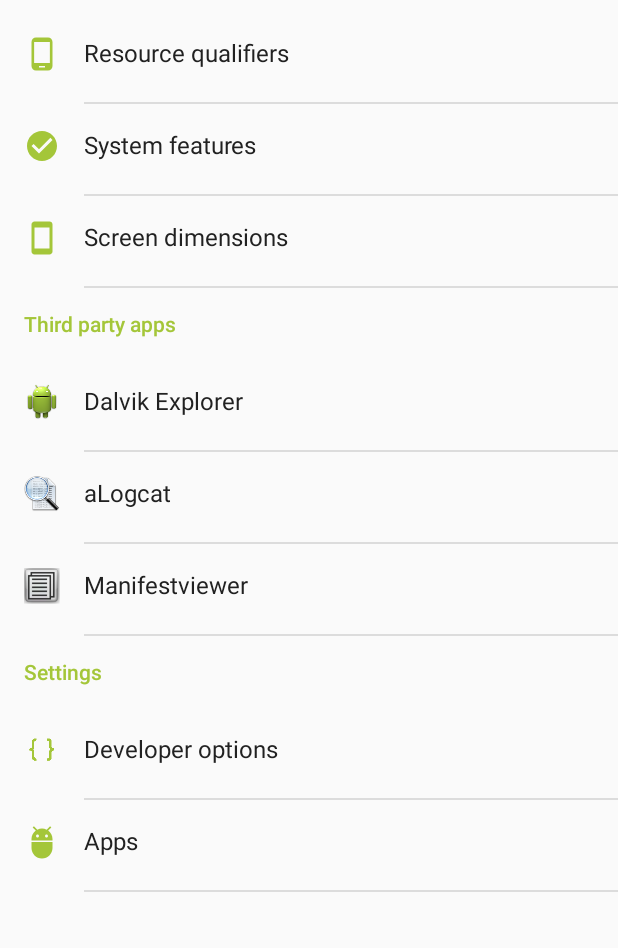
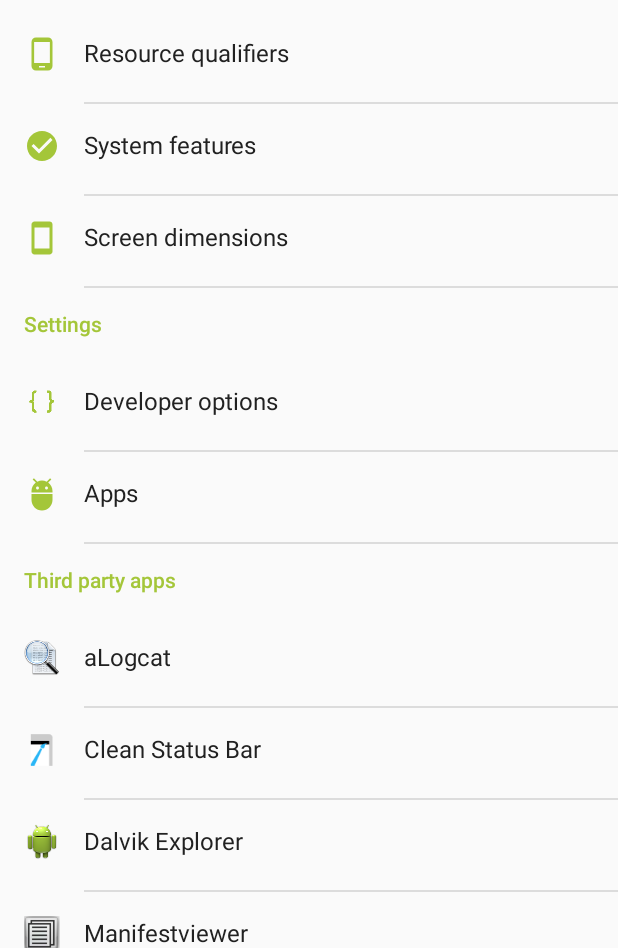
Before and after one commit to roys/java-android-developertools, an Android app: the screen it shows after launch (MainActivity), on a phone screen of 412 x 824 dp, the part 288-1236 px from its top. Run offline under Robolectric (Android 15) with nearby library versions, the phone set to English and light mode, and no system bars.

Commit message:
Version 2.0.8  + Added link to Clean Status Bar (min. API level 15/version 4.0.3). Getting ready for release.

```diff
--- a/app/src/main/java/com/roysolberg/android/developertools/ui/activity/MainActivity.java
+++ b/app/src/main/java/com/roysolberg/android/developertools/ui/activity/MainActivity.java
@@ -37,6 +37,7 @@ import com.roysolberg.android.developertools.util.Utils;
 // TODO: Link to ADB Wireless?
 // TODO: Link to https://android.googlesource.com/platform/packages/apps/Settings/+/android-6.0.1_r68/AndroidManifest.xml#1082 ?
 // TODO: Add link to new AppOps (https://android.googlesource.com/platform/packages/apps/Settings/+/android-6.0.1_r68/AndroidManifest.xml#1214 / PRIVACY_SETTINGS)
+// TODO: Move app links from layout to some config xml
 public class MainActivity extends AppCompatActivity {
 
     private static final String TAG = MainActivity.class.getSimpleName();
@@ -96,6 +97,10 @@ public class MainActivity extends AppCompatActivity {
         if (sdkVersion >= 18 && sdkVersion <= 19) { // Android 4.3-4.4
             findViewById(R.id.textView_settings_permissions).setVisibility(View.VISIBLE);
             findViewById(R.id.include_list_divider).setVisibility(View.VISIBLE);
+        }
+        if (sdkVersion < 15) {
+            findViewById(R.id.textView_app_cleanStatusBar).setVisibility(View.GONE);
+            findViewById(R.id.include_list_divider_clean_status_bar).setVisibility(View.GONE);
         }
     }
 
@@ -184,6 +189,9 @@ public class MainActivity extends AppCompatActivity {
             case R.id.textView_app_manifestviewer:
                 startApp(R.string.package_name_manifestviewer);
                 break;
+            case R.id.textView_app_cleanStatusBar:
+                startApp(R.string.package_name_clean_status_bar);
+                break;
             case R.id.textView_settings_development:
                 startDevelopmentSettingsActivity();
                 break;
@@ -227,6 +235,10 @@ public class MainActivity extends AppCompatActivity {
             case R.string.package_name_manifestviewer:
                 titleResId = R.string.manifestviewer;
                 aboutAppResId = R.string.about_manifestviewer;
+                break;
+            case R.string.package_name_clean_status_bar:
+                titleResId = R.string.clean_status_bar;
+                aboutAppResId = R.string.about_clean_status_bar;
                 break;
             default:
                 throw new IllegalArgumentException("Unknown app with package name [" + getString(packageNameResId) + "]. Unable to show install dialog.");
--- a/app/src/main/res/layout/fragment_main.xml
+++ b/app/src/main/res/layout/fragment_main.xml
@@ -92,91 +92,6 @@
             android:paddingLeft="16dp"
             android:paddingRight="@dimen/padding_right_main_list"
             android:singleLine="true"
-            android:text="@string/third_party_apps"
-            android:textColor="@color/accent"
-            android:textSize="14sp"/>
-
-        <TextView
-            android:id="@+id/textView_app_dalvik_explorer"
-            android:layout_width="match_parent"
-            android:layout_height="wrap_content"
-            android:background="?attr/selectableItemBackground"
-            android:clickable="true"
-            android:drawableLeft="@drawable/ic_dalvik_explorer"
-            android:drawablePadding="@dimen/padding_drawable_main_list"
-            android:drawableStart="@drawable/ic_dalvik_explorer"
-            android:ellipsize="end"
-            android:focusable="true"
-            android:fontFamily="sans-serif"
-            android:onClick="onListItemClicked"
-            android:paddingBottom="20dp"
-            android:paddingLeft="16dp"
-            android:paddingRight="@dimen/padding_right_main_list"
-            android:paddingTop="16dp"
-            android:singleLine="true"
-            android:text="@string/dalvik_explorer"
-            android:textColor="@color/primary_text"
-            android:textSize="16sp"/>
-
-        <include layout="@layout/list_divider"/>
-
-        <TextView
-            android:id="@+id/textView_app_alogcat"
-            android:layout_width="match_parent"
-            android:layout_height="wrap_content"
-            android:background="?attr/selectableItemBackground"
-            android:clickable="true"
-            android:drawableLeft="@drawable/ic_alogcat"
-            android:drawablePadding="@dimen/padding_drawable_main_list"
-            android:drawableStart="@drawable/ic_alogcat"
-            android:ellipsize="end"
-            android:focusable="true"
-            android:fontFamily="sans-serif"
-            android:onClick="onListItemClicked"
-            android:paddingBottom="20dp"
-            android:paddingLeft="16dp"
-            android:paddingRight="@dimen/padding_right_main_list"
-            android:paddingTop="16dp"
-            android:singleLine="true"
-            android:text="@string/alogcat"
-            android:textColor="@color/primary_text"
-            android:textSize="16sp"/>
-
-        <include layout="@layout/list_divider"/>
-
-        <TextView
-            android:id="@+id/textView_app_manifestviewer"
-            android:layout_width="match_parent"
-            android:layout_height="wrap_content"
-            android:background="?attr/selectableItemBackground"
-            android:clickable="true"
-            android:drawableLeft="@drawable/ic_manifestviewer"
-            android:drawablePadding="@dimen/padding_drawable_main_list"
-            android:drawableStart="@drawable/ic_manifestviewer"
-            android:ellipsize="end"
-            android:focusable="true"
-            android:fontFamily="sans-serif"
-            android:onClick="onListItemClicked"
-            android:paddingBottom="20dp"
-            android:paddingLeft="16dp"
-            android:paddingRight="@dimen/padding_right_main_list"
-            android:paddingTop="16dp"
-            android:singleLine="true"
-            android:text="@string/manifestviewer"
-            android:textColor="@color/primary_text"
-            android:textSize="16sp"/>
-
-        <include layout="@layout/list_divider"/>
-
-        <TextView
-            android:layout_width="match_parent"
-            android:layout_height="48dp"
-            android:ellipsize="end"
-            android:fontFamily="sans-serif-medium"
-            android:gravity="center_vertical"
-            android:paddingLeft="16dp"
-            android:paddingRight="@dimen/padding_right_main_list"
-            android:singleLine="true"
             android:text="@string/settings"
             android:textColor="@color/accent"
             android:textSize="14sp"/>
@@ -256,5 +171,116 @@
             android:textSize="16sp"/>
 
         <include layout="@layout/list_divider"/>
+
+        <TextView
+            android:layout_width="match_parent"
+            android:layout_height="48dp"
+            android:ellipsize="end"
+            android:fontFamily="sans-serif-medium"
+            android:gravity="center_vertical"
+            android:paddingLeft="16dp"
+            android:paddingRight="@dimen/padding_right_main_list"
+            android:singleLine="true"
+            android:text="@string/third_party_apps"
+            android:textColor="@color/accent"
+            android:textSize="14sp"/>
+
+        <TextView
+            android:id="@+id/textView_app_alogcat"
+            android:layout_width="match_parent"
+            android:layout_height="wrap_content"
+            android:background="?attr/selectableItemBackground"
+            android:clickable="true"
+            android:drawableLeft="@drawable/ic_alogcat"
+            android:drawablePadding="@dimen/padding_drawable_main_list"
+            android:drawableStart="@drawable/ic_alogcat"
+            android:ellipsize="end"
+            android:focusable="true"
+            android:fontFamily="sans-serif"
+            android:onClick="onListItemClicked"
+            android:paddingBottom="20dp"
+            android:paddingLeft="16dp"
+            android:paddingRight="@dimen/padding_right_main_list"
+            android:paddingTop="16dp"
+            android:singleLine="true"
+            android:text="@string/alogcat"
+            android:textColor="@color/primary_text"
+            android:textSize="16sp"/>
+
+        <include layout="@layout/list_divider"/>
+
+        <TextView
+            android:id="@+id/textView_app_cleanStatusBar"
+            android:layout_width="match_parent"
+            android:layout_height="wrap_content"
+            android:background="?attr/selectableItemBackground"
+            android:clickable="true"
+            android:drawableLeft="@drawable/ic_clean_status_bar"
+            android:drawablePadding="@dimen/padding_drawable_main_list"
+            android:drawableStart="@drawable/ic_clean_status_bar"
+            android:ellipsize="end"
+            android:focusable="true"
+            android:fontFamily="sans-serif"
+            android:onClick="onListItemClicked"
+            android:paddingBottom="20dp"
+            android:paddingLeft="16dp"
+            android:paddingRight="@dimen/padding_right_main_list"
+            android:paddingTop="16dp"
+            android:singleLine="true"
+            android:text="@string/clean_status_bar"
+            android:textColor="@color/primary_text"
+            android:textSize="16sp"/>
+
+        <include
+            android:id="@+id/include_list_divider_clean_status_bar"
+            layout="@layout/list_divider"/>
+
+        <TextView
+            android:id="@+id/textView_app_dalvik_explorer"
+            android:layout_width="match_parent"
+            android:layout_height="wrap_content"
+            android:background="?attr/selectableItemBackground"
+            android:clickable="true"
+            android:drawableLeft="@drawable/ic_dalvik_explorer"
+            android:drawablePadding="@dimen/padding_drawable_main_list"
+            android:drawableStart="@drawable/ic_dalvik_explorer"
+            android:ellipsize="end"
+            android:focusable="true"
+            android:fontFamily="sans-serif"
+            android:onClick="onListItemClicked"
+            android:paddingBottom="20dp"
+            android:paddingLeft="16dp"
+            android:paddingRight="@dimen/padding_right_main_list"
+            android:paddingTop="16dp"
+            android:singleLine="true"
+            android:text="@string/dalvik_explorer"
+            android:textColor="@color/primary_text"
+            android:textSize="16sp"/>
+
+        <include layout="@layout/list_divider"/>
+
+        <TextView
+            android:id="@+id/textView_app_manifestviewer"
+            android:layout_width="match_parent"
+            android:layout_height="wrap_content"
+            android:background="?attr/selectableItemBackground"
+            android:clickable="true"
+            android:drawableLeft="@drawable/ic_manifestviewer"
+            android:drawablePadding="@dimen/padding_drawable_main_list"
+            android:drawableStart="@drawable/ic_manifestviewer"
+            android:ellipsize="end"
+            android:focusable="true"
+            android:fontFamily="sans-serif"
+            android:onClick="onListItemClicked"
+            android:paddingBottom="20dp"
+            android:paddingLeft="16dp"
+            android:paddingRight="@dimen/padding_right_main_list"
+            android:paddingTop="16dp"
+            android:singleLine="true"
+            android:text="@string/manifestviewer"
+            android:textColor="@color/primary_text"
+            android:textSize="16sp"/>
+
+        <include layout="@layout/list_divider"/>
     </LinearLayout>
 </ScrollView>
--- a/app/src/main/res/values/strings.xml
+++ b/app/src/main/res/values/strings.xml
@@ -17,10 +17,12 @@
     <string name="about_dalvik_explorer">Dalvik Explorer is an excellent app by Elliott Hughes that displays Java system properties, environment variables, and more.\n\nYou can download it from Play Store.</string>
     <string name="about_alogcat">aLogcat is a great Android system log file reader by Jeffrey Blattman.\n\nYou can download it from Play Store.\n\nPlease consider his donate version if you find it useful.</string>
     <string name="about_manifestviewer">ManifestViewer is a great way to get information about installed apps\' AndroidManifest.xml, including intent filters and permissions.\n\nThe app is created by susatthi and you can download it from Play Store.</string>
+    <string name="about_clean_status_bar">Clean Status Bar is *the* app to use when taking screenshots of your apps.\n\nUsing this app you get professional screenshots to use in Play Store and presentations.\n\nThe app is created by Emma Guy. It\'s available as open source and in Play Store.</string>
     <string name="package_name_dalvik_explorer">org.jessies.dalvikexplorer</string>
     <string name="package_name_alogcat">org.jtb.alogcat.donate</string>
     <string name="package_name_alogcat_free">org.jtb.alogcat</string>
     <string name="package_name_manifestviewer">jp.susatthi.ManifestViewer</string>
+    <string name="package_name_clean_status_bar">com.emmaguy.cleanstatusbar</string>
     <string name="fallback_no_qualifier">Fallback (no qualifier)</string>
     <string name="qualifier_screen_size">@string/fallback_no_qualifier</string>
     <string name="screen_size">Screen size</string>
@@ -65,4 +67,5 @@
     <string name="api_level_23">API level 23</string>
     <string name="round_screen">Round screen</string>
     <string name="about_app">About app</string>
+    <string name="clean_status_bar">Clean Status Bar</string>
 </resources>
```
Also changed, not shown: app/build.gradle (+4 -4 lines), app/src/main/assets/CHANGELOG.txt, app/src/main/res/drawable-xhdpi/ic_clean_status_bar.png (added), app/src/main/res/drawable-xxhdpi/ic_clean_status_bar.png (added), app/src/main/res/drawable-xxxhdpi/ic_clean_status_bar.png (added), 1 other file.
